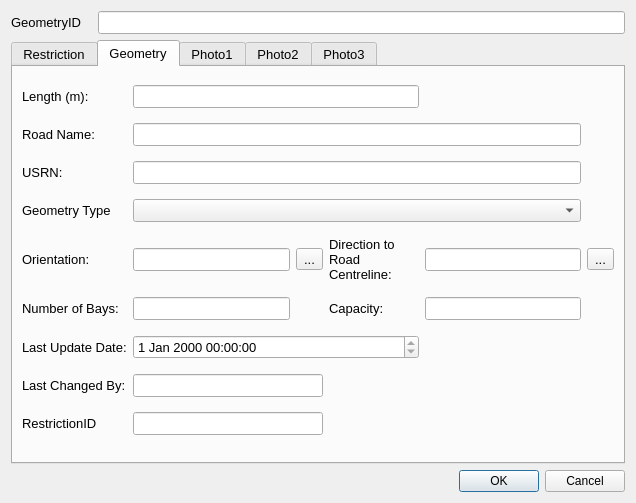
Before: the Qt Designer form ui/restrictionBayDetails_dialog_base2_qt5.ui in tlh22/TOMs, drawn with Qt 5.
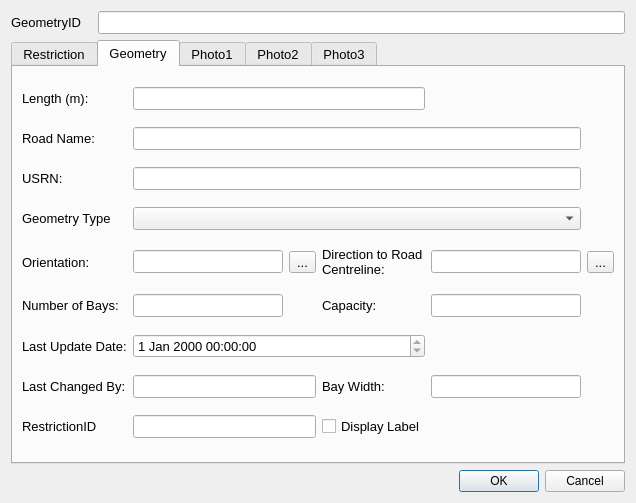
After: the same form once the commit is applied. The open tabs and pages were chosen to show the change. Custom widgets are drawn as their Qt base class.

What changed in the file:
```diff
--- a/ui/restrictionBayDetails_dialog_base2_qt5.ui
+++ b/ui/restrictionBayDetails_dialog_base2_qt5.ui
@@ -92,6 +92,7 @@
        </property>
        <property name="font">
         <font>
+         <family>Arial</family>
          <pointsize>10</pointsize>
         </font>
        </property>
@@ -332,6 +333,7 @@
           <widget class="QLabel" name="label_5">
            <property name="font">
             <font>
+             <family>Arial</family>
              <pointsize>10</pointsize>
             </font>
            </property>
@@ -379,6 +381,7 @@
           <widget class="QLineEdit" name="RestrictionLength">
            <property name="font">
             <font>
+             <family>Arial</family>
              <pointsize>10</pointsize>
             </font>
            </property>
@@ -397,6 +400,7 @@
            </property>
            <property name="font">
             <font>
+             <family>Arial</family>
              <pointsize>10</pointsize>
             </font>
            </property>
@@ -418,6 +422,7 @@
            </property>
            <property name="font">
             <font>
+             <family>Arial</family>
              <pointsize>10</pointsize>
             </font>
            </property>
@@ -439,6 +444,7 @@
            </property>
            <property name="font">
             <font>
+             <family>Arial</family>
              <pointsize>10</pointsize>
             </font>
            </property>
@@ -467,6 +473,7 @@
            </property>
            <property name="font">
             <font>
+             <family>Arial</family>
              <pointsize>10</pointsize>
             </font>
            </property>
@@ -495,6 +502,7 @@
            </property>
            <property name="font">
             <font>
+             <family>Arial</family>
              <pointsize>10</pointsize>
             </font>
            </property>
@@ -530,6 +538,7 @@
            </property>
            <property name="font">
             <font>
+             <family>Arial</family>
              <pointsize>10</pointsize>
             </font>
            </property>
@@ -548,6 +557,7 @@
            </property>
            <property name="font">
             <font>
+             <family>Arial</family>
              <pointsize>10</pointsize>
             </font>
            </property>
@@ -569,6 +579,23 @@
          <item row="5" column="4">
           <widget class="QLineEdit" name="Capacity"/>
          </item>
+         <item row="7" column="3">
+          <widget class="QLabel" name="label_9">
+           <property name="text">
+            <string>Bay Width:</string>
+           </property>
+          </widget>
+         </item>
+         <item row="7" column="4">
+          <widget class="QLineEdit" name="BayWidth"/>
+         </item>
+         <item row="9" column="3">
+          <widget class="QCheckBox" name="DisplayLabel">
+           <property name="text">
+            <string>Display Label</string>
+           </property>
+          </widget>
+         </item>
         </layout>
        </widget>
        <widget class="QWidget" name="Photo1">
```
Left out of the diff: 9 changed lines with no effect on the pictures.
